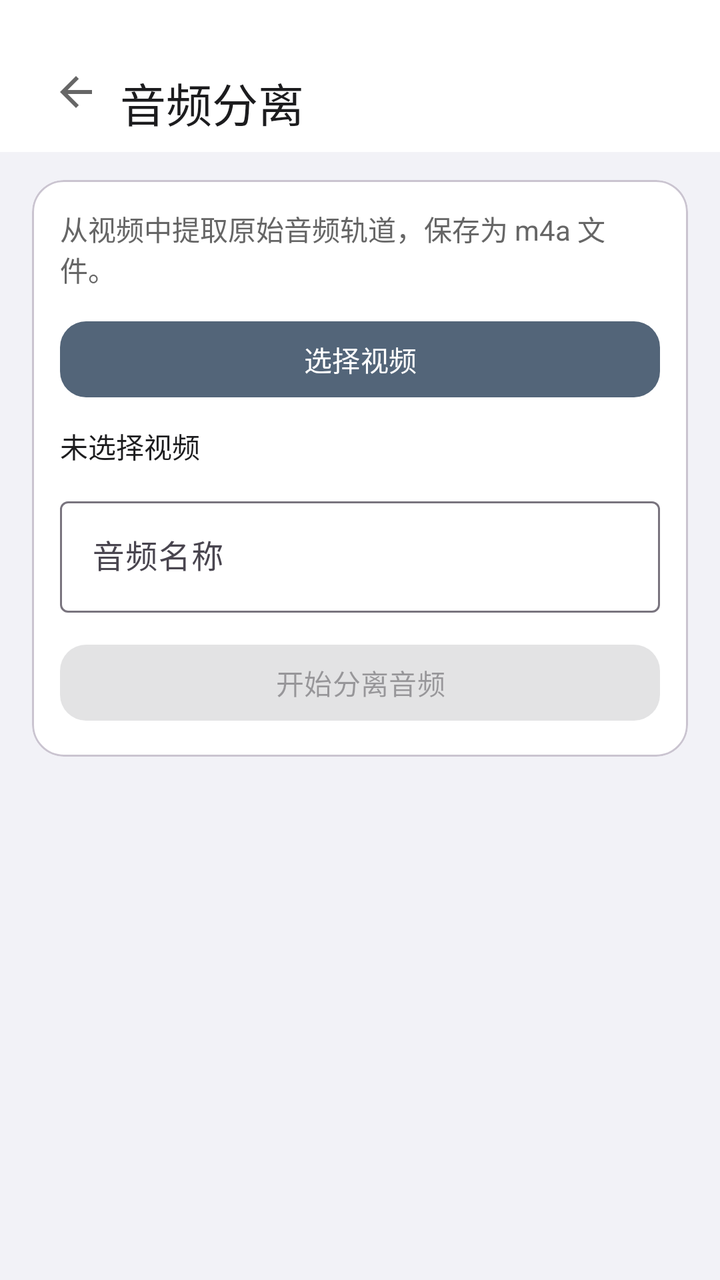
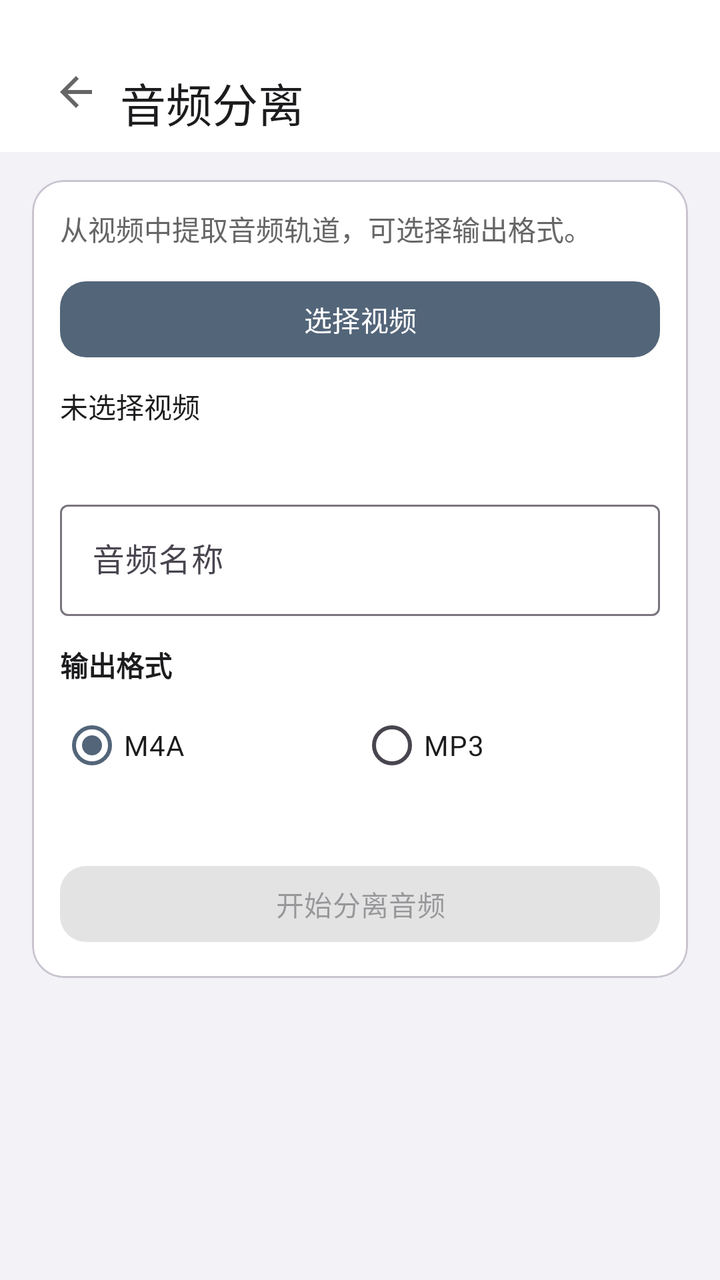

The first picture is an Android layout as it rendered before a commit; the second is the same layout after the commit. The layout source and the unified diff follow.
<!-- AndroidManifest.xml: application theme Theme.YunoTools -->
<!-- res/layout/activity_audio_separate.xml -->
<?xml version="1.0" encoding="utf-8"?>
<LinearLayout xmlns:android="http://schemas.android.com/apk/res/android"
    xmlns:app="http://schemas.android.com/apk/res-auto"
    android:layout_width="match_parent"
    android:layout_height="match_parent"
    android:background="#F2F2F7"
    android:orientation="vertical">

    <LinearLayout
        android:layout_width="match_parent"
        android:layout_height="76dp"
        android:background="@android:color/white"
        android:gravity="bottom|center_vertical"
        android:orientation="horizontal"
        android:paddingStart="16dp"
        android:paddingEnd="16dp"
        android:paddingBottom="8dp">

        <ImageButton
            android:id="@+id/btnBack"
            android:layout_width="44dp"
            android:layout_height="44dp"
            android:background="?attr/selectableItemBackgroundBorderless"
            android:src="@drawable/ic_back"
            app:tint="#666666" />

        <TextView
            android:layout_width="0dp"
            android:layout_height="wrap_content"
            android:layout_weight="1"
            android:ellipsize="end"
            android:singleLine="true"
            android:text="音频分离"
            android:textColor="#1C1C1E"
            android:textSize="23sp" />
    </LinearLayout>

    <ScrollView
        android:layout_width="match_parent"
        android:layout_height="0dp"
        android:layout_weight="1">

        <LinearLayout
            android:layout_width="match_parent"
            android:layout_height="wrap_content"
            android:orientation="vertical"
            android:paddingStart="16dp"
            android:paddingTop="14dp"
            android:paddingEnd="16dp"
            android:paddingBottom="96dp">

            <com.google.android.material.card.MaterialCardView
                android:layout_width="match_parent"
                android:layout_height="wrap_content"
                app:cardBackgroundColor="@android:color/white"
                app:cardCornerRadius="16dp"
                app:cardElevation="0dp">

                <LinearLayout
                    android:layout_width="match_parent"
                    android:layout_height="wrap_content"
                    android:orientation="vertical"
                    android:padding="14dp">

                    <TextView
                        android:layout_width="match_parent"
                        android:layout_height="wrap_content"
                        android:text="从视频中提取原始音频轨道，保存为 m4a 文件。"
                        android:textColor="#666666"
                        android:textSize="14sp" />

                    <com.google.android.material.button.MaterialButton
                        android:id="@+id/btnPickVideo"
                        android:layout_width="match_parent"
                        android:layout_height="46dp"
                        android:layout_marginTop="12dp"
                        android:text="选择视频"
                        android:textSize="14sp"
                        app:cornerRadius="13dp" />

                    <TextView
                        android:id="@+id/tvVideoInfo"
                        android:layout_width="match_parent"
                        android:layout_height="wrap_content"
                        android:layout_marginTop="10dp"
                        android:text="未选择视频"
                        android:textColor="#1C1C1E"
                        android:textSize="14sp" />

                    <com.google.android.material.textfield.TextInputLayout
                        android:layout_width="match_parent"
                        android:layout_height="wrap_content"
                        android:layout_marginTop="12dp"
                        android:hint="音频名称">

                        <com.google.android.material.textfield.TextInputEditText
                            android:id="@+id/etAudioName"
                            android:layout_width="match_parent"
                            android:layout_height="wrap_content"
                            android:singleLine="true" />
                    </com.google.android.material.textfield.TextInputLayout>

                    <com.google.android.material.button.MaterialButton
                        android:id="@+id/btnExtract"
                        android:layout_width="match_parent"
                        android:layout_height="46dp"
                        android:layout_marginTop="12dp"
                        android:enabled="false"
                        android:text="开始分离音频"
                        android:textSize="14sp"
                        app:cornerRadius="13dp" />
                </LinearLayout>
            </com.google.android.material.card.MaterialCardView>
        </LinearLayout>
    </ScrollView>
</LinearLayout>
<!-- resources referenced by this layout -->
<resources>
  <!-- drawable ic_back (drawable) -->
  <vector xmlns:android="http://schemas.android.com/apk/res/android"
      android:width="24dp"
      android:height="24dp"
      android:viewportWidth="24"
      android:viewportHeight="24">
      <path
          android:fillColor="#000000"
          android:pathData="M20,11H7.83l5.59,-5.59L12,4l-8,8 8,8 1.41,-1.41L7.83,13H20v-2z" />
  </vector>
  <style name="Theme.YunoTools" parent="Theme.Material3.Light.NoActionBar">
          <item name="colorPrimary">@color/primary</item>
          <item name="colorPrimaryDark">@color/primary_dark</item>
          <item name="colorAccent">@color/accent</item>
          <item name="android:statusBarColor">#F2F2F7</item>
          <item name="android:windowLightStatusBar">true</item>
          <item name="android:navigationBarColor">@android:color/white</item>
          <item name="android:windowLightNavigationBar">true</item>
      </style>
  <color name="primary">#536579</color>
  <color name="primary_dark">#405365</color>
  <color name="accent">#71859A</color>
</resources>

<!-- the commit's change to res/layout/activity_audio_separate.xml (unified diff, before → after) -->
@@ -38,7 +38,8 @@
     <ScrollView
         android:layout_width="match_parent"
         android:layout_height="0dp"
-        android:layout_weight="1">
+        android:layout_weight="1"
+        android:fillViewport="true">
 
         <LinearLayout
             android:layout_width="match_parent"
@@ -65,7 +66,7 @@
                     <TextView
                         android:layout_width="match_parent"
                         android:layout_height="wrap_content"
-                        android:text="从视频中提取原始音频轨道，保存为 m4a 文件。"
+                        android:text="从视频中提取音频轨道，可选择输出格式。"
                         android:textColor="#666666"
                         android:textSize="14sp" />
 
@@ -87,6 +88,15 @@
                         android:textColor="#1C1C1E"
                         android:textSize="14sp" />
 
+                    <TextView
+                        android:id="@+id/tvDuration"
+                        android:layout_width="match_parent"
+                        android:layout_height="wrap_content"
+                        android:layout_marginTop="4dp"
+                        android:text=""
+                        android:textColor="#8E8E93"
+                        android:textSize="13sp" />
+
                     <com.google.android.material.textfield.TextInputLayout
                         android:layout_width="match_parent"
                         android:layout_height="wrap_content"
@@ -100,13 +110,129 @@
                             android:singleLine="true" />
                     </com.google.android.material.textfield.TextInputLayout>
 
+                    <TextView
+                        android:layout_width="match_parent"
+                        android:layout_height="wrap_content"
+                        android:layout_marginTop="14dp"
+                        android:text="输出格式"
+                        android:textColor="#1C1C1E"
+                        android:textSize="14sp"
+                        android:textStyle="bold" />
+
+                    <RadioGroup
+                        android:id="@+id/rgFormat"
+                        android:layout_width="match_parent"
+                        android:layout_height="wrap_content"
+                        android:layout_marginTop="6dp"
+                        android:orientation="horizontal">
+
+                        <RadioButton
+                            android:id="@+id/rbM4a"
+                            android:layout_width="0dp"
+                            android:layout_height="wrap_content"
+                            android:layout_weight="1"
+                            android:checked="true"
+                            android:text="M4A"
+                            android:textColor="#1C1C1E"
+                            android:textSize="14sp" />
+
+                        <RadioButton
+                            android:id="@+id/rbMp3"
+                            android:layout_width="0dp"
+                            android:layout_height="wrap_content"
+                            android:layout_weight="1"
+                            android:text="MP3"
+                            android:textColor="#1C1C1E"
+                            android:textSize="14sp" />
+                    </RadioGroup>
+
+                    <TextView
+                        android:id="@+id/tvFormatHint"
+                        android:layout_width="match_parent"
+                        android:layout_height="wrap_content"
+                        android:layout_marginTop="2dp"
+                        android:text=""
+                        android:textColor="#8E8E93"
+                        android:textSize="12sp" />
+
                     <com.google.android.material.button.MaterialButton
                         android:id="@+id/btnExtract"
                         android:layout_width="match_parent"
                         android:layout_height="46dp"
-                        android:layout_marginTop="12dp"
+                        android:layout_marginTop="14dp"
                         android:enabled="false"
                         android:text="开始分离音频"
+                        android:textSize="14sp"
+                        app:cornerRadius="13dp" />
+                </LinearLayout>
+            </com.google.android.material.card.MaterialCardView>
+
+            <com.google.android.material.card.MaterialCardView
+                android:id="@+id/progressBox"
+                android:layout_width="match_parent"
+                android:layout_height="wrap_content"
+                android:layout_marginTop="12dp"
+                android:visibility="gone"
+                app:cardBackgroundColor="@android:color/white"
+                app:cardCornerRadius="16dp"
+                app:cardElevation="0dp">
+
+                <LinearLayout
+                    android:layout_width="match_parent"
+                    android:layout_height="wrap_content"
+                    android:orientation="vertical"
+                    android:padding="14dp">
+
+                    <LinearLayout
+                        android:layout_width="match_parent"
+                        android:layout_height="wrap_content"
+                        android:orientation="horizontal">
+
+                        <TextView
+                            android:layout_width="0dp"
+                            android:layout_height="wrap_content"
+                            android:layout_weight="1"
+                            android:text="处理进度"
+                            android:textColor="#1C1C1E"
+                            android:textSize="14sp"
+                            android:textStyle="bold" />
+
+                        <TextView
+                            android:id="@+id/tvProgress"
+                            android:layout_width="wrap_content"
+                            android:layout_height="wrap_content"
+                            android:text="0%"
+                            android:textColor="#666666"
+                            android:textSize="14sp" />
+                    </LinearLayout>
+
+                    <ProgressBar
+                        android:id="@+id/progressBar"
+                        style="?android:attr/progressBarStyleHorizontal"
+                        android:layout_width="match_parent"
+                        android:layout_height="8dp"
+                        android:layout_marginTop="10dp"
+                        android:max="100"
+                        android:progress="0"
+                        android:progressTint="#252A31"
+                        android:progressBackgroundTint="#E7EBF0" />
+
+                    <TextView
+                        android:id="@+id/tvStatus"
+                        android:layout_width="match_parent"
+                        android:layout_height="wrap_content"
+                        android:layout_marginTop="10dp"
+                        android:text=""
+                        android:textColor="#666666"
+                        android:textSize="13sp" />
+
+                    <com.google.android.material.button.MaterialButton
+                        android:id="@+id/btnCancel"
+                        style="@style/Widget.Material3.Button.OutlinedButton"
+                        android:layout_width="match_parent"
+                        android:layout_height="42dp"
+                        android:layout_marginTop="10dp"
+                        android:text="取消"
                         android:textSize="14sp"
                         app:cornerRadius="13dp" />
                 </LinearLayout>
